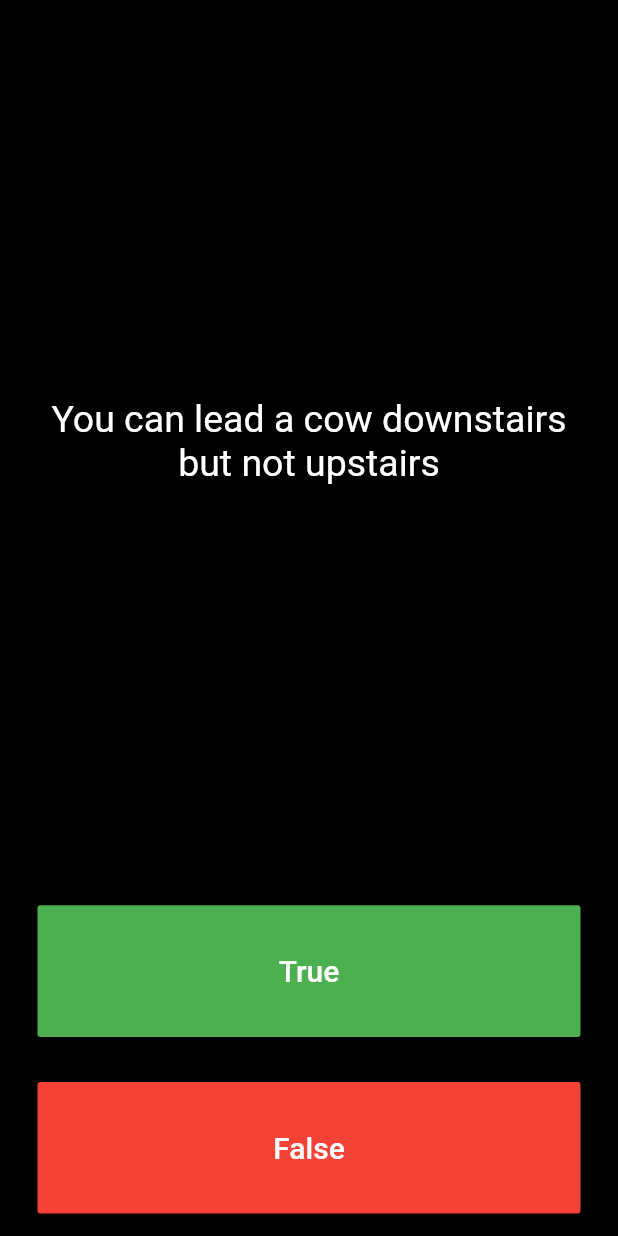
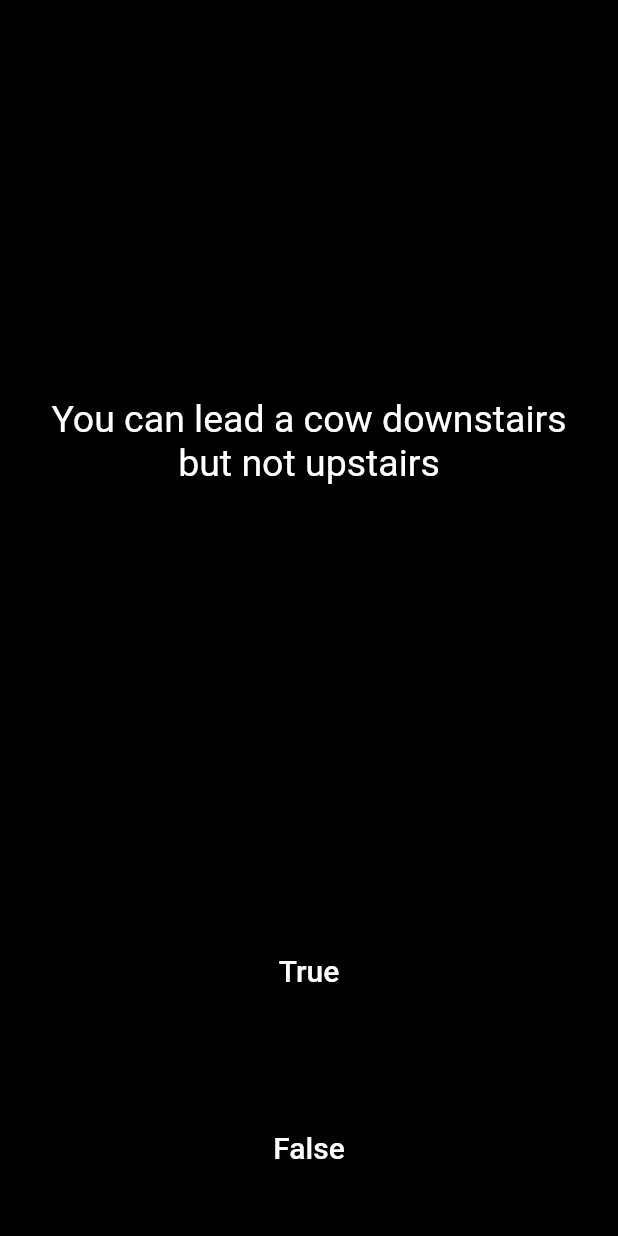
Before and after one commit to nyanibaquartey/QuizApp, a Flutter app: the screen it shows after launch, on a phone screen of 412 x 824 dp. Run offline on Flutter 3.47's test engine with Material 2 defaults, Android fonts, the phone set to English and light mode, and no system bars.

Commit message:
Changed deprecated Flatbutton widget to TextButton

```diff
--- a/lib/main.dart
+++ b/lib/main.dart
@@ -87,8 +87,8 @@ class _QuizPageState extends State<QuizPage> {
         Expanded(
           child: Padding(
             padding: EdgeInsets.all(15.0),
-            child: FlatButton(
-              color: Colors.green,
+            child: TextButton(
+              // color: Colors.green,
               child: Text(
                 'True',
                 style: TextStyle(fontSize: 20.0, color: Colors.white),
@@ -102,8 +102,8 @@ class _QuizPageState extends State<QuizPage> {
         Expanded(
           child: Padding(
             padding: EdgeInsets.all(15.0),
-            child: FlatButton(
-              color: Colors.red,
+            child: TextButton(
+              //color: Colors.red,
               child: Text(
                 'False',
                 style: TextStyle(fontSize: 20.0, color: Colors.white),
```
